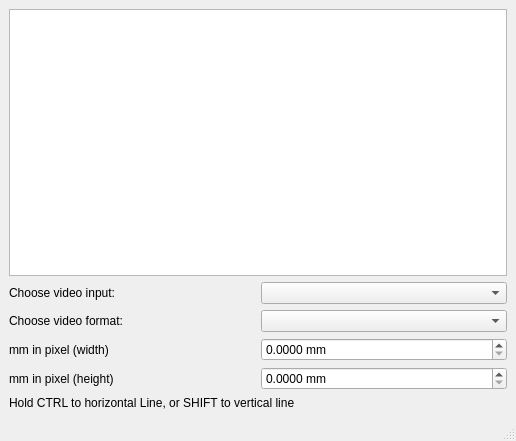
This is mainwindow.ui in IliaBelou/QVideoSimpleMeasurementTool as Qt 5 draws it before an edit. The edited form follows.
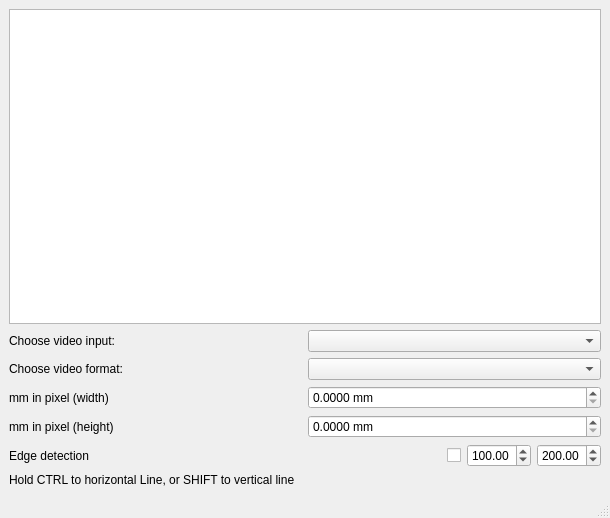
This is the edited form. Custom widgets are drawn as their Qt base class.

Commit message: Edge Detection feature

The edit to the form file:
```diff
--- a/mainwindow.ui
+++ b/mainwindow.ui
@@ -6,15 +6,15 @@
    <rect>
     <x>0</x>
     <y>0</y>
-    <width>516</width>
-    <height>441</height>
+    <width>610</width>
+    <height>518</height>
    </rect>
   </property>
   <property name="windowTitle">
    <string>MainWindow</string>
   </property>
   <widget class="QWidget" name="centralwidget">
-   <layout class="QVBoxLayout" name="verticalLayout" stretch="0,0,0,0,0,0">
+   <layout class="QVBoxLayout" name="verticalLayout" stretch="0,0,0,0,0,0,0">
     <item>
      <widget class="TCameraViewWithPainter" name="vidWgt"/>
     </item>
@@ -84,6 +84,60 @@
         <property name="decimals">
          <number>4</number>
         </property>
+        <property name="singleStep">
+         <double>0.010000000000000</double>
+        </property>
+       </widget>
+      </item>
+     </layout>
+    </item>
+    <item>
+     <layout class="QHBoxLayout" name="horizontalLayout_6">
+      <item>
+       <widget class="QLabel" name="label_6">
+        <property name="text">
+         <string>Edge detection</string>
+        </property>
+       </widget>
+      </item>
+      <item>
+       <spacer name="horizontalSpacer">
+        <property name="orientation">
+         <enum>Qt::Orientation::Horizontal</enum>
+        </property>
+        <property name="sizeHint" stdset="0">
+         <size>
+          <width>40</width>
+          <height>20</height>
+         </size>
+        </property>
+       </spacer>
+      </item>
+      <item>
+       <widget class="QCheckBox" name="cB_edgeDetection">
+        <property name="text">
+         <string/>
+        </property>
+       </widget>
+      </item>
+      <item>
+       <widget class="QDoubleSpinBox" name="dSb_edgeDetectionThr1">
+        <property name="maximum">
+         <double>900.000000000000000</double>
+        </property>
+        <property name="value">
+         <double>100.000000000000000</double>
+        </property>
+       </widget>
+      </item>
+      <item>
+       <widget class="QDoubleSpinBox" name="dSb_edgeDetectionThr2">
+        <property name="maximum">
+         <double>900.000000000000000</double>
+        </property>
+        <property name="value">
+         <double>200.000000000000000</double>
+        </property>
        </widget>
       </item>
      </layout>
```
Left out of the diff: 5 changed lines with no effect on the pictures. The commit also changes 5 other files.
